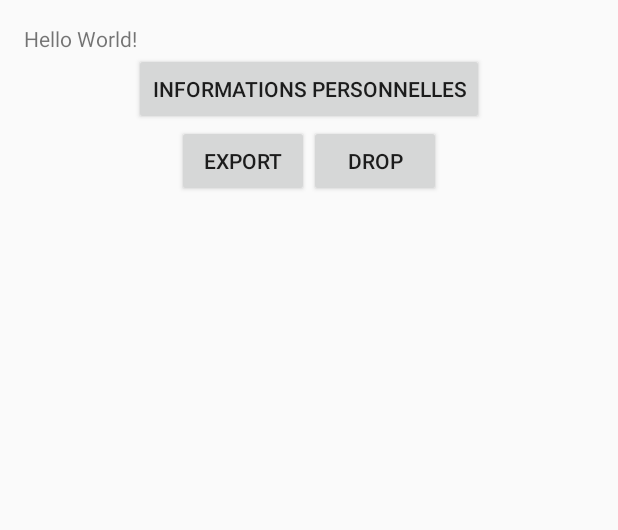
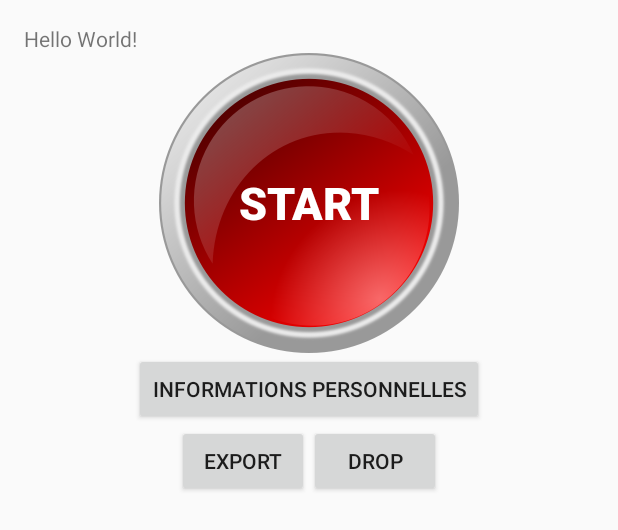
Before and after one commit to adenaud/bikerlifeguardian, an Android app: the layout activity_main.xml on its own in the app's theme, with its tools: preview values and no code run, on a phone screen of 412 x 824 dp. Shown: the top 530 px of the screen. Run offline under Robolectric (Android 15) with nearby library versions, the phone set to English and light mode, and no system bars.

Commit message:
Update Main Activity + RunActivity

```diff
--- a/app/src/main/AndroidManifest.xml
+++ b/app/src/main/AndroidManifest.xml
@@ -27,6 +27,8 @@
                 android:name="android.support.PARENT_ACTIVITY"
                 android:value="com.bikerlifeguardian.MainActivity" />
         </activity>
+        <activity android:name=".RunActivity" >
+        </activity>
     </application>
 
 </manifest>
--- /dev/null
+++ b/app/src/main/java/com/bikerlifeguardian/Codes.java
@@ -0,0 +1,6 @@
+package com.bikerlifeguardian;
+
+public class Codes {
+    public static final int REQUEST_FORM = 0x55;
+    public static final int REQUEST_RUN = 0x65;
+}
--- /dev/null
+++ b/app/src/main/res/drawable/big_button.xml
@@ -0,0 +1,5 @@
+<?xml version="1.0" encoding="utf-8"?>
+<selector xmlns:android="http://schemas.android.com/apk/res/android">
+    <item android:state_pressed="true" android:drawable="@drawable/red_button_focus" />
+    <item android:drawable="@drawable/red_button" />
+</selector>
--- a/app/src/main/res/layout/activity_main.xml
+++ b/app/src/main/res/layout/activity_main.xml
@@ -11,6 +11,15 @@
     <TextView
         android:id="@+id/text_test" android:text="Hello World!" android:layout_width="wrap_content"
         android:layout_height="wrap_content" />
+
+    <Button
+        android:layout_width="200dp"
+        android:layout_height="200dp"
+        android:id="@+id/btn_start"
+        android:layout_gravity="center_horizontal"
+        android:text="@string/start"
+        android:background="@drawable/big_button"
+        style="@style/BigButton" />
 
     <LinearLayout
         android:orientation="vertical"
--- a/app/src/main/res/values/strings.xml
+++ b/app/src/main/res/values/strings.xml
@@ -18,6 +18,10 @@
     <string name="female">Mme</string>
     <string name="title_activity_form">FormActivity</string>
     <string name="save">Enregistrer</string>
+
     <string name="OK">OK</string>
 
+    <string name="start">Start</string>
+    <string name="stop">Stop</string>
+
 </resources>
--- a/app/src/main/res/values/styles.xml
+++ b/app/src/main/res/values/styles.xml
@@ -13,4 +13,11 @@
     </style>
     <style name="AppTheme.AppBarOverlay" parent="ThemeOverlay.AppCompat.Dark.ActionBar" />
     <style name="AppTheme.PopupOverlay" parent="ThemeOverlay.AppCompat.Light" />
+
+    <style name="BigButton">
+        <item name="android:textColor">#ffffff</item>
+        <item name="android:textSize">30sp</item>
+        <item name="android:textStyle">bold</item>
+
+    </style>
 </resources>
```
Also changed, not shown: app/src/main/java/com/bikerlifeguardian/FormActivity.java (+9 -9 lines), app/src/main/java/com/bikerlifeguardian/MainActivity.java (+12 -24 lines), app/src/main/java/com/bikerlifeguardian/RunActivity.java (added, +44 -0 lines), app/src/main/res/layout/activity_run.xml (added, +19 -0 lines), app/src/main/res/drawable/red_button.png (added), app/src/main/res/drawable/red_button_focus.png (added).
